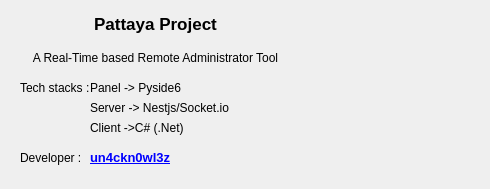
This is designer/about_pattaya.ui in Pattaya-Project/pattaya-project-panel as Qt 5 draws it before an edit. The edited form follows.
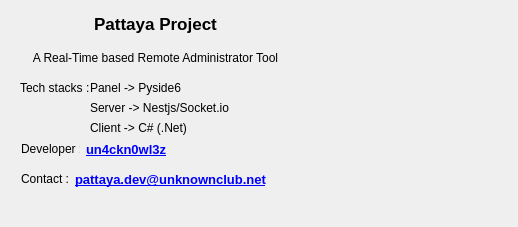
This is the edited form. Icons and pictures are not drawn.

The edit to the form file:
```diff
--- a/designer/about_pattaya.ui
+++ b/designer/about_pattaya.ui
@@ -9,20 +9,20 @@
    <rect>
     <x>0</x>
     <y>0</y>
-    <width>490</width>
-    <height>189</height>
+    <width>518</width>
+    <height>227</height>
    </rect>
   </property>
   <property name="minimumSize">
    <size>
-    <width>490</width>
-    <height>189</height>
+    <width>518</width>
+    <height>227</height>
    </size>
   </property>
   <property name="maximumSize">
    <size>
-    <width>490</width>
-    <height>189</height>
+    <width>518</width>
+    <height>227</height>
    </size>
   </property>
   <property name="cursor">
@@ -41,9 +41,9 @@
   <widget class="QLabel" name="label_7">
    <property name="geometry">
     <rect>
-     <x>20</x>
-     <y>150</y>
-     <width>81</width>
+     <x>21</x>
+     <y>141</y>
+     <width>59</width>
      <height>16</height>
     </rect>
    </property>
@@ -131,10 +131,10 @@
   <widget class="QLabel" name="label_8">
    <property name="geometry">
     <rect>
-     <x>90</x>
-     <y>150</y>
-     <width>101</width>
-     <height>16</height>
+     <x>86</x>
+     <y>141</y>
+     <width>171</width>
+     <height>17</height>
     </rect>
    </property>
    <property name="text">
@@ -154,13 +154,13 @@
     </rect>
    </property>
    <property name="text">
-    <string>Client -&gt;C# (.Net)</string>
+    <string>Client -&gt; C# (.Net)</string>
    </property>
   </widget>
   <widget class="QLabel" name="label_9">
    <property name="geometry">
     <rect>
-     <x>310</x>
+     <x>330</x>
      <y>10</y>
      <width>171</width>
      <height>171</height>
@@ -176,6 +176,32 @@
     <bool>true</bool>
    </property>
   </widget>
+  <widget class="QLabel" name="label_10">
+   <property name="geometry">
+    <rect>
+     <x>21</x>
+     <y>171</y>
+     <width>48</width>
+     <height>16</height>
+    </rect>
+   </property>
+   <property name="text">
+    <string>Contact :</string>
+   </property>
+  </widget>
+  <widget class="QLabel" name="label_11">
+   <property name="geometry">
+    <rect>
+     <x>75</x>
+     <y>171</y>
+     <width>211</width>
+     <height>17</height>
+    </rect>
+   </property>
+   <property name="text">
+    <string>&lt;html&gt;&lt;head/&gt;&lt;body&gt;&lt;p&gt;&lt;a href=&quot;mailto://pattaya.dev@unknownclub.net&quot;&gt;&lt;span style=&quot; font-size:10pt; font-weight:700; color:#0000ff;&quot;&gt;pattaya.dev@unknownclub.net&lt;/span&gt;&lt;/a&gt;&lt;/p&gt;&lt;/body&gt;&lt;/html&gt;</string>
+   </property>
+  </widget>
  </widget>
  <resources>
   <include location="resource.qrc"/>
```
